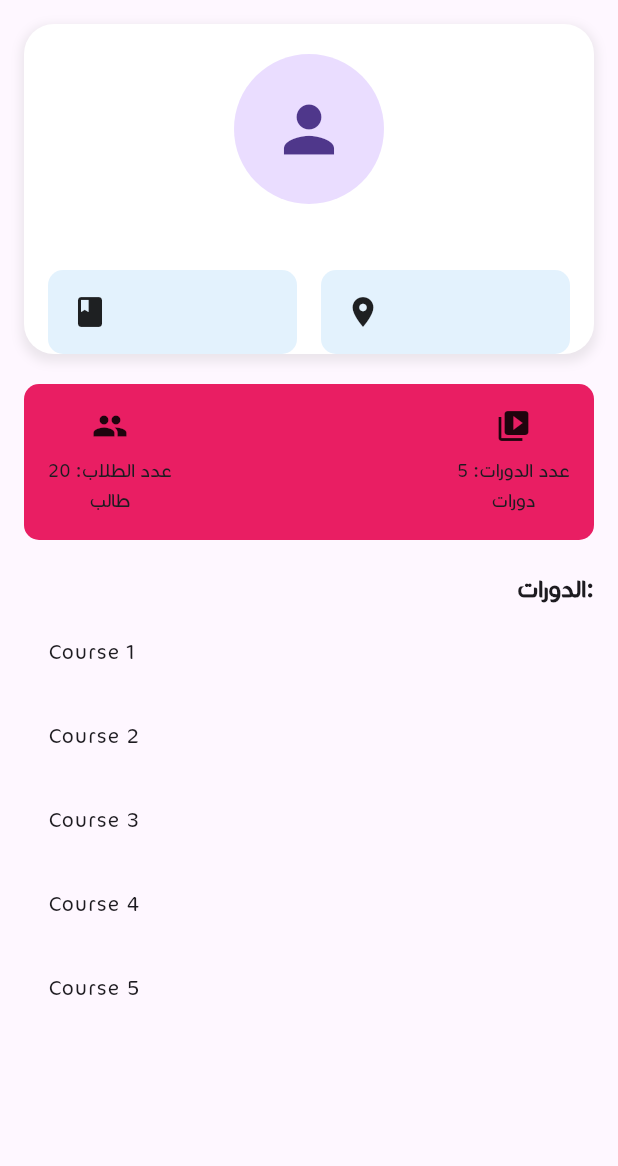
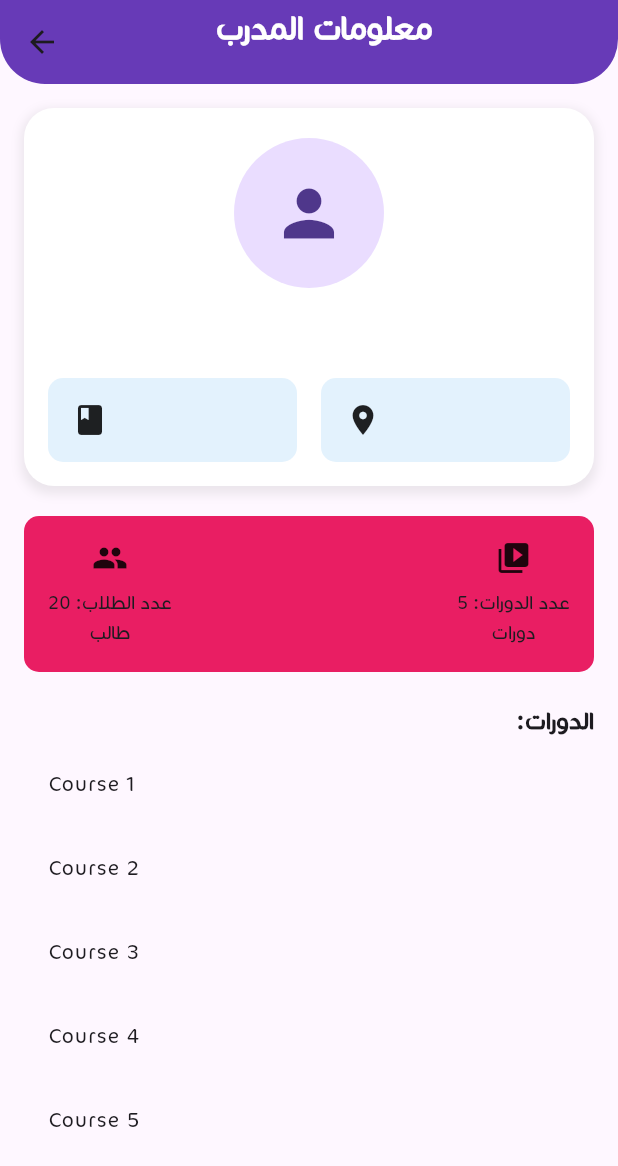
Before and after one commit to AHNXD/e_tcenter, a Flutter app: the TeacherCard screen opened directly with empty values, on a phone screen of 412 x 824 dp. Shown: the top 1166 px of the screen. Run offline on Flutter 3.47's test engine with Material 3 defaults, Android fonts, the phone set to English and light mode, and no system bars; our stand-ins replace curved_navigation_bar, shared_preferences; missing offline and left inert: appinio_video_player; accounts and stored records are empty; network calls fail.

Commit message:
some fixes

```diff
--- a/lib/pages/TrainerDetailsScreen.dart
+++ b/lib/pages/TrainerDetailsScreen.dart
@@ -1,13 +1,12 @@
+import 'package:e_tcenter/constatnt.dart';
 import 'package:flutter/material.dart';
 import 'package:flutter/material.dart';
 import 'package:http/http.dart' as http;
 import 'dart:convert';
+
 class TrainerDetailsPage extends StatelessWidget {
   static const routeName = '/trainerDet';
   const TrainerDetailsPage({Key? key}) : super(key: key);
-
-
-
 
   @override
   Widget build(BuildContext context) {
@@ -19,7 +18,8 @@ class TrainerDetailsPage extends StatelessWidget {
           if (snapshot.connectionState == ConnectionState.waiting) {
             return const Center(child: CircularProgressIndicator());
           } else if (snapshot.hasError) {
-            return Center(child: Text('خطأ في تحميل البيانات: ${snapshot.error}'));
+            return Center(
+                child: Text('خطأ في تحميل البيانات: ${snapshot.error}'));
           } else if (!snapshot.hasData || snapshot.data!.isEmpty) {
             return const Center(child: Text('لا توجد معلومات عن المعلمين'));
           }
@@ -32,7 +32,8 @@ class TrainerDetailsPage extends StatelessWidget {
   }
 
   Future<List<Teacher>> fetchTeachers() async {
-    final response = await http.get(Uri.parse('http://192.168.227.168:8000/api/teacher/full-names'));
+    final response = await http
+        .get(Uri.parse('http://192.168.45.33:8000/api/teacher/full-names'));
     if (response.statusCode == 200) {
       final jsonResponse = json.decode(response.body);
       if (jsonResponse['teachers'] != null) {
@@ -76,7 +77,29 @@ class TeacherCard extends StatelessWidget {
 
   @override
   Widget build(BuildContext context) {
-    return Padding(
+    return Scaffold(
+      appBar: AppBar(
+        backgroundColor: Colors.transparent,
+        elevation: 0,
+        flexibleSpace: ClipRRect(
+          borderRadius: const BorderRadius.only(
+              bottomLeft: Radius.circular(30),
+              bottomRight: Radius.circular(30)),
+          child: Container(
+            color: appColor, // Replace with your desired color
+            padding: const EdgeInsets.only(left: 20, bottom: 20),
+            alignment: Alignment.bottomCenter,
+            child: const Text(
+              "معلومات المدرب",
+              style: TextStyle(
+                  fontSize: 24,
+                  fontWeight: FontWeight.bold,
+                  color: Colors.white),
+            ),
+          ),
+        ),
+      ),
+      body: Padding(
         padding: const EdgeInsets.all(16.0),
         child: Column(
           children: [
@@ -98,7 +121,7 @@ class TeacherCard extends StatelessWidget {
                   // الدائرة في الأعلى مع رمز الشخص
                   Container(
                     margin: const EdgeInsets.only(top: 20),
-                  child: CircleAvatar(
+                    child: const CircleAvatar(
                       radius: 50,
                       child: Icon(Icons.person, size: 50),
                     ),
@@ -107,12 +130,13 @@ class TeacherCard extends StatelessWidget {
                   // اسم المدرب
                   Text(
                     teacher.fullName ?? 'اسم غير متوفر',
-                  style: TextStyle(fontSize: 20, fontWeight: FontWeight.bold),
+                    style: const TextStyle(
+                        fontSize: 20, fontWeight: FontWeight.bold),
                   ),
                   const SizedBox(height: 8),
                   // مستطيلان أسفل الاسم
                   Padding(
-                  padding: const EdgeInsets.symmetric(horizontal: 16.0),
+                    padding: const EdgeInsets.all(16.0),
                     child: Row(
                       mainAxisAlignment: MainAxisAlignment.spaceBetween,
                       children: [
@@ -126,7 +150,7 @@ class TeacherCard extends StatelessWidget {
                             ),
                             child: Row(
                               children: [
-                              Icon(Icons.book),
+                                const Icon(Icons.book),
                                 const SizedBox(width: 8),
                                 Text(teacher.specialization),
                               ],
@@ -143,9 +167,10 @@ class TeacherCard extends StatelessWidget {
                             ),
                             child: Row(
                               children: [
-                              Icon(Icons.location_on),
+                                const Icon(Icons.location_on),
                                 const SizedBox(width: 8),
-                              Text(teacher.previousPlaceOfWork ?? 'غير متوفر'),
+                                Text(
+                                    teacher.previousPlaceOfWork ?? 'غير متوفر'),
                               ],
                             ),
                           ),
@@ -195,7 +220,7 @@ class TeacherCard extends StatelessWidget {
             Align(
               alignment: Alignment.topRight,
               child: Text(
-              'الدورات:',
+                ':الدورات',
                 style: TextStyle(fontSize: 18, fontWeight: FontWeight.bold),
               ),
             ),
@@ -213,6 +238,7 @@ class TeacherCard extends StatelessWidget {
             ),
           ],
         ),
+      ),
     );
   }
 }
--- a/lib/pages/register.dart
+++ b/lib/pages/register.dart
@@ -178,8 +178,7 @@ class _RegisterPageState extends State<RegisterPage> {
                 hintStyle: const TextStyle(color: Colors.white),
                 border: InputBorder.none,
               ),
-              style: const TextStyle(
-                  color: Colors.white, fontSize: 18, fontFamily: 'Arial'),
+              style: const TextStyle(color: Colors.white, fontSize: 18),
             ),
           ),
           if (isPassword)
--- a/lib/pages/showTeacherCourses.dart
+++ b/lib/pages/showTeacherCourses.dart
@@ -13,6 +13,10 @@ class _ShowTeacherCoursesPageState extends State<ShowTeacherCoursesPage> {
   @override
   Widget build(BuildContext context) {
     return Scaffold(
+      floatingActionButton: FloatingActionButton(
+        onPressed: () {},
+        child: const Icon(Icons.add),
+      ),
       appBar: AppBar(
         backgroundColor: Colors.transparent,
         elevation: 0,
--- a/lib/services/apiService.dart
+++ b/lib/services/apiService.dart
@@ -9,7 +9,7 @@ import 'package:e_tcenter/constatnt.dart';
 import 'package:e_tcenter/models/student.dart';
 
 class ApiService {
-  static var ip = "http://192.168.53.33:8000/api";
+  static var ip = "http://192.168.45.33:8000/api";
   static String? token;
 
   static Future registerStudent(String first_name, String last_name,
@@ -41,7 +41,7 @@ class ApiService {
     request.headers.addAll(headers);
 
     http.StreamedResponse response = await request.send();
-    print(response.statusCode.toString());
+
     if (response.statusCode == 200) {
       var responseBody = await response.stream.bytesToString();
       var js = jsonDecode(responseBody);
@@ -92,16 +92,12 @@ class ApiService {
     var headers = {'Content-Type': 'application/json'};
     var request = http.Request('POST', Uri.parse("$ip/teacher/login"));
 
-    print(Uri.parse("$ip/teacher/login"));
-
     request.body = json.encode({
       'email': email,
       'password': password,
     });
     request.headers.addAll(headers);
     http.StreamedResponse response = await request.send();
-
-    print(response.statusCode.toString());
 
     if (response.statusCode == 200) {
       var responseBody = await response.stream.bytesToString();
@@ -316,21 +312,26 @@ class ApiService {
       "discription": description
     });
     request.headers.addAll(headers);
+
     http.StreamedResponse response = await request.send();
 
     return response.statusCode;
   }
 
-  /*
-  static Future getUser({String code = ""}) async {
-    final Uri getUser;
-    if (code == "") {
-      getUser = Uri.parse("${ip}Get");
-    } else {
-      getUser = Uri.parse("${ip}Get?code=$code");
+  static Future getTeachersData() async {
+    var headers = {'Content-Type': 'application/json'};
+    var request = http.Request('GET', Uri.parse("$ip/teacher/search"));
+
+    request.body = json.encode({});
+    request.headers.addAll(headers);
+    http.StreamedResponse response = await request.send();
+
+    if (response.statusCode == 200) {
+      var responseBody = await response.stream.bytesToString();
+      var js = jsonDecode(responseBody);
+      var data = js["teachers"];
+      return data;
     }
-    final response = await http.get(getUser,
-        headers: {HttpHeaders.authorizationHeader: "Bearer ${token!}"});
-    return json.decode(response.body);
-  }*/
+    return null;
+  }
 }
```
Also changed, not shown: lib/pages/Trainers.dart (+23 -47 lines), lib/pages/courses_and_Trainers.dart (+37 -18 lines), lib/pages/createCourse.dart (+41 -22 lines), lib/pages/login.dart (+3 -5 lines). Lines whose indentation alone changed are shown as unchanged.
